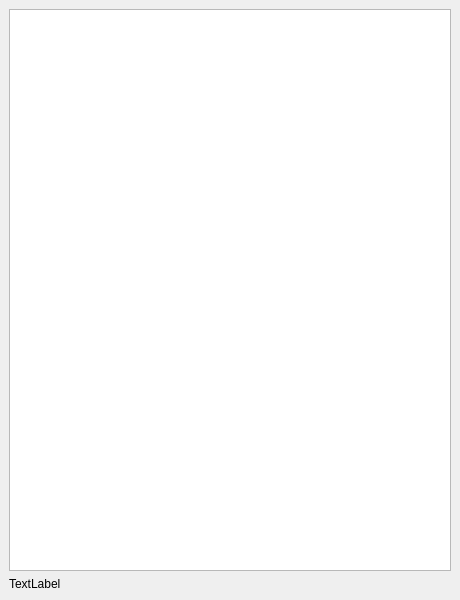
redknotmiaoyuqiao/YouTranser, file YouPicker_QT/YouPicker/YouTranscoder/YouTransAboutWindow.ui: the form before one commit.
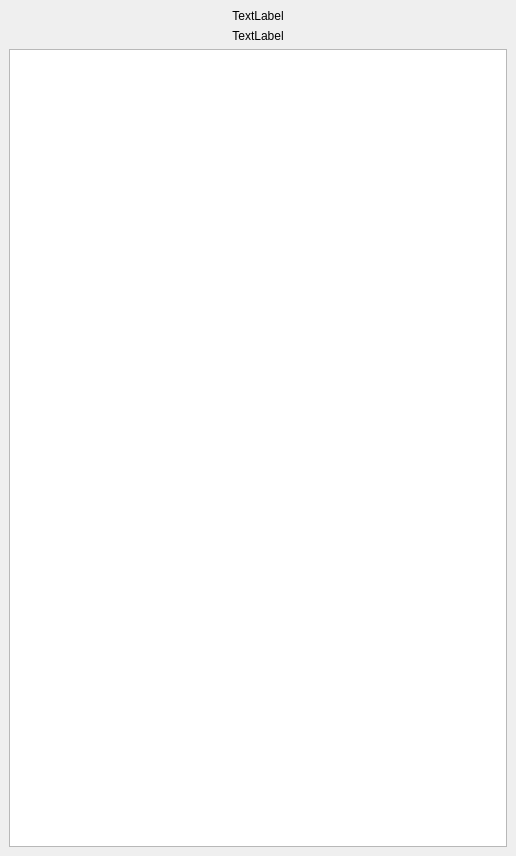
The form after the commit.

Commit message: About Windows

Patch:
```diff
--- a/YouPicker_QT/YouPicker/YouTranscoder/YouTransAboutWindow.ui
+++ b/YouPicker_QT/YouPicker/YouTranscoder/YouTransAboutWindow.ui
@@ -6,24 +6,71 @@
    <rect>
     <x>0</x>
     <y>0</y>
-    <width>460</width>
-    <height>600</height>
+    <width>516</width>
+    <height>856</height>
    </rect>
   </property>
   <property name="windowTitle">
    <string>MainWindow</string>
   </property>
   <widget class="QWidget" name="centralwidget">
-   <layout class="QVBoxLayout" name="verticalLayout">
+   <layout class="QVBoxLayout" name="verticalLayout_2">
     <item>
-     <widget class="QTextBrowser" name="about_text_browser"/>
+     <layout class="QHBoxLayout" name="horizontalLayout">
+      <item>
+       <spacer name="horizontalSpacer">
+        <property name="orientation">
+         <enum>Qt::Horizontal</enum>
+        </property>
+        <property name="sizeHint" stdset="0">
+         <size>
+          <width>40</width>
+          <height>20</height>
+         </size>
+        </property>
+       </spacer>
+      </item>
+      <item>
+       <layout class="QVBoxLayout" name="verticalLayout">
+        <item>
+         <widget class="QLabel" name="about_logo_label">
+          <property name="text">
+           <string>TextLabel</string>
+          </property>
+          <property name="alignment">
+           <set>Qt::AlignCenter</set>
+          </property>
+         </widget>
+        </item>
+        <item>
+         <widget class="QLabel" name="about_version_label">
+          <property name="text">
+           <string>TextLabel</string>
+          </property>
+          <property name="alignment">
+           <set>Qt::AlignCenter</set>
+          </property>
+         </widget>
+        </item>
+       </layout>
+      </item>
+      <item>
+       <spacer name="horizontalSpacer_2">
+        <property name="orientation">
+         <enum>Qt::Horizontal</enum>
+        </property>
+        <property name="sizeHint" stdset="0">
+         <size>
+          <width>40</width>
+          <height>20</height>
+         </size>
+        </property>
+       </spacer>
+      </item>
+     </layout>
     </item>
     <item>
-     <widget class="QLabel" name="about_label">
-      <property name="text">
-       <string>TextLabel</string>
-      </property>
-     </widget>
+     <widget class="QTextBrowser" name="about_text_browser"/>
     </item>
    </layout>
   </widget>
```
The commit also changes 5 other files.
